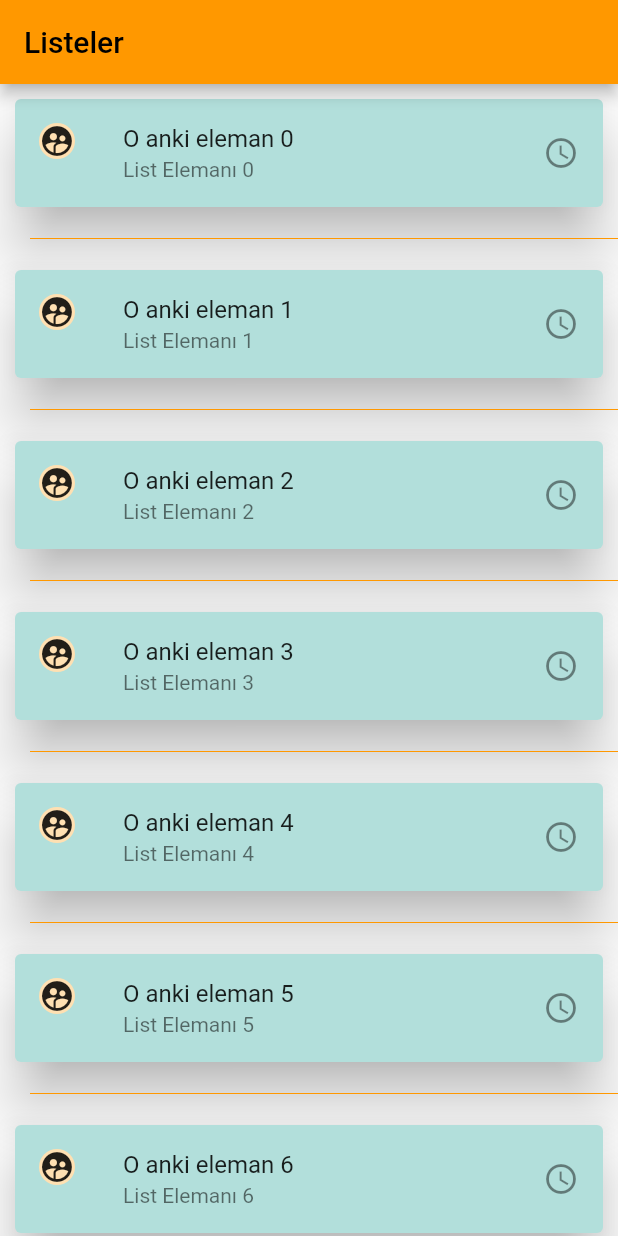
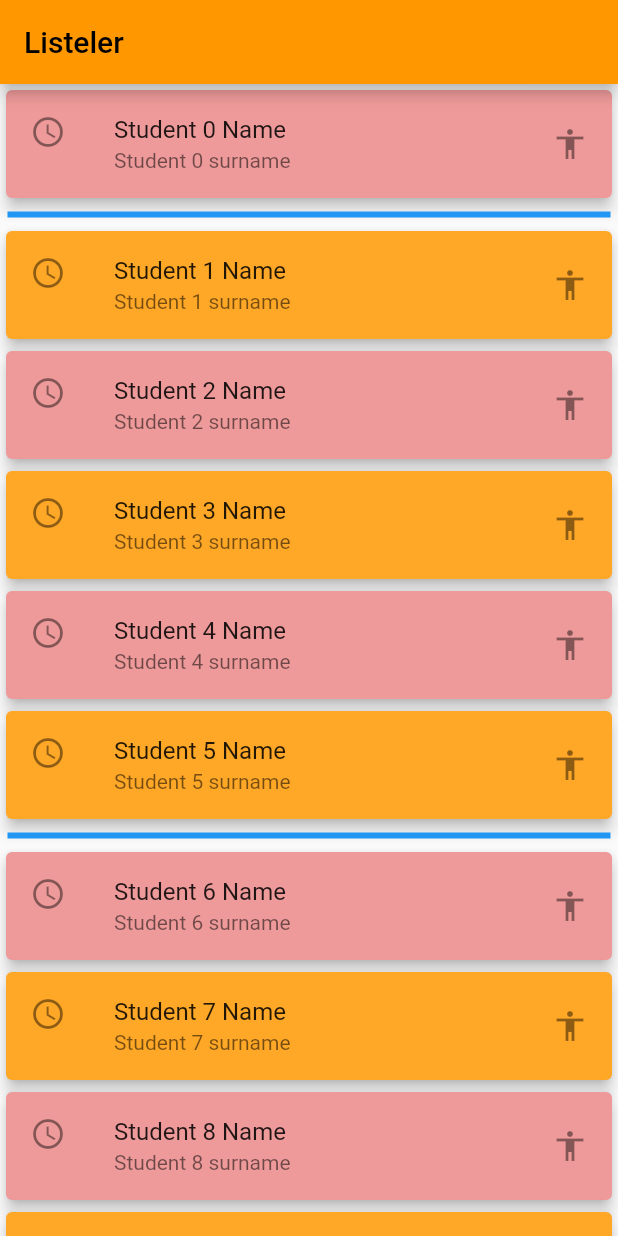
Before and after one commit to bilaloz/FlutterExample, a Flutter app: the screen it shows after launch, on a phone screen of 412 x 824 dp. Run offline on Flutter 3.47's test engine with Material 2 defaults, Android fonts, the phone set to English and light mode, and no system bars.

Commit message:
List Add

```diff
--- /dev/null
+++ b/lib/listeler/list_type.dart
@@ -0,0 +1,53 @@
+import 'package:flutter/material.dart';
+
+class ListEtkin extends StatelessWidget {
+  List<Student> allStudent = [];
+
+  @override
+  Widget build(BuildContext context) {
+    getStudent();
+
+    return ListView.separated(
+        separatorBuilder: (context, index) {
+          if (index % 5 == 0) {
+            return Container(
+              color: Colors.blue,
+              margin: EdgeInsets.all(5),
+              height: 4,
+            );
+          }
+          else
+            return Container(
+            );
+        },
+        itemCount: 20,
+        itemBuilder: (context, index) {
+          return Card(
+            color:
+                index % 2 == 0 ? Colors.red.shade200 : Colors.orange.shade400,
+            elevation: 4,
+            child: ListTile(
+              leading: Icon(Icons.access_time),
+              title: Text(allStudent[index]._name),
+              subtitle: Text(allStudent[index]._surName),
+              trailing: Icon(Icons.accessibility),
+            ),
+          );
+        });
+  }
+
+  void getStudent() {
+    allStudent = List.generate(
+        300,
+        (index) => Student("Student $index Name", "Student $index school",
+            "Student $index surname"));
+  }
+}
+
+class Student {
+  String _name;
+  String _surName;
+  String _school;
+
+  Student(this._name, this._school, this._surName);
+}
--- a/lib/main.dart
+++ b/lib/main.dart
@@ -1,5 +1,6 @@
 import 'package:flutter/material.dart';
 import 'package:flutter_example/listeler/list.dart';
+import 'package:flutter_example/listeler/list_type.dart';
 
 void main() {
   runApp(MaterialApp(
@@ -10,7 +11,7 @@ void main() {
       appBar: AppBar(
         title: Text("Listeler",style:TextStyle(color: Colors.black),),
       ),
-      body: ListeUseas(),
+      body: ListEtkin(),
     ),
   ));
 }
```
